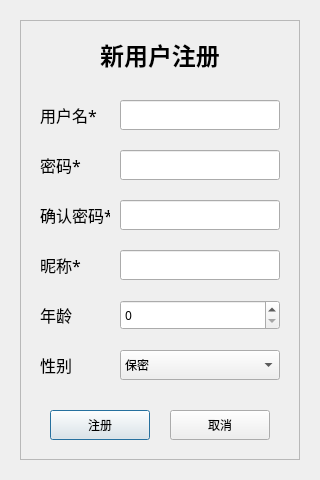
The window that GUI/RegisterDialogUI.ui (ljcleo/DBProj) describes before a commit, drawn with Qt 5.
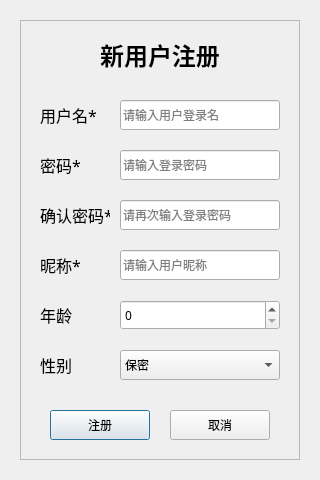
The same window after the commit.

Commit message:
improve placeholder texts
improve placeholder texts for some textboxes
enlarge recommendation box

The edit to the form file:
```diff
--- a/GUI/RegisterDialogUI.ui
+++ b/GUI/RegisterDialogUI.ui
@@ -114,6 +114,9 @@
     <property name="echoMode">
      <enum>QLineEdit::Password</enum>
     </property>
+    <property name="placeholderText">
+     <string>请再次输入登录密码</string>
+    </property>
    </widget>
    <widget class="QLineEdit" name="Password">
     <property name="geometry">
@@ -135,6 +138,9 @@
     <property name="echoMode">
      <enum>QLineEdit::Password</enum>
     </property>
+    <property name="placeholderText">
+     <string>请输入登录密码</string>
+    </property>
    </widget>
    <widget class="QLineEdit" name="UserID">
     <property name="geometry">
@@ -156,6 +162,9 @@
     <property name="maxLength">
      <number>16</number>
     </property>
+    <property name="placeholderText">
+     <string>请输入用户登录名</string>
+    </property>
    </widget>
    <widget class="QLabel" name="UserIDLabel">
     <property name="geometry">
@@ -258,6 +267,9 @@
     <property name="maxLength">
      <number>32</number>
     </property>
+    <property name="placeholderText">
+     <string>请输入用户昵称</string>
+    </property>
    </widget>
    <widget class="QLabel" name="UserNameLabel">
     <property name="geometry">
```
The commit also changes 13 other files.
